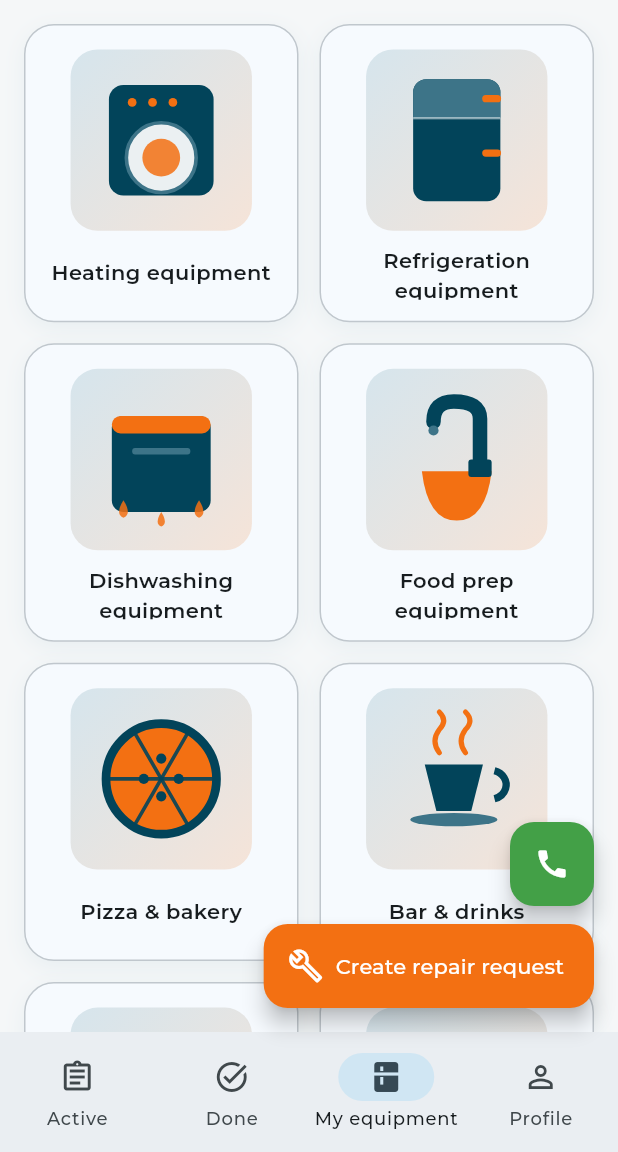
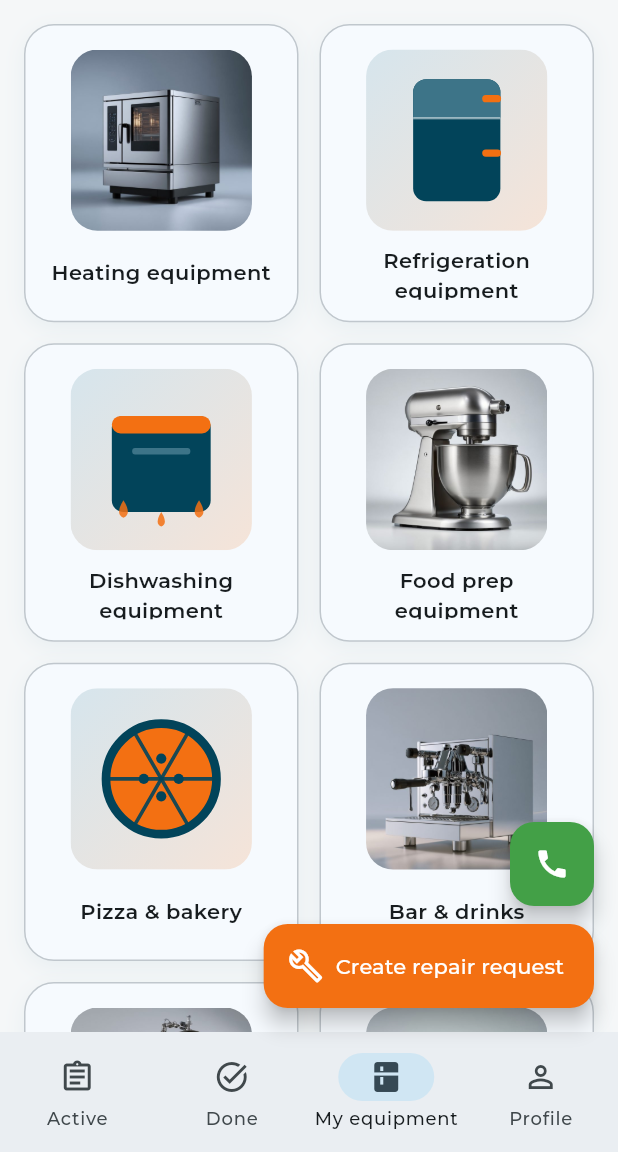
Before and after one commit to savvivs-droid/Project-service, a Flutter app: the ClientHomeScreen screen opened directly with empty values, on a phone screen of 412 x 824 dp, the part 84-1236 px from its top. Run offline on Flutter 3.47's test engine with Material 3 defaults, Android fonts, the phone set to English and light mode, and no system bars; our stand-ins replace firebase_core, firebase_messaging, flutter_dotenv, image_picker, shared_preferences, supabase_flutter and 1 more; accounts and stored records are empty; network calls fail.

Commit message:
Настоящие фото на плитках категорий (5 из 8)
Плитки категорий "Тепловое оборудование", "Оборудование для обработки
продуктов", "Бар и напитки", "Вода и водоподготовка" и "Другое"
показывают фото прибора вместо нарисованной иллюстрации — фото
предоставлены пользователем (AI-сгенерированные, единый стиль:
студийный свет, нейтральный фон), обрезаны в квадрат и сжаты под
плитку (640×640, JPEG). EquipmentGridTile.photoAsset — новый
опциональный параметр с приоритетом фото > иллюстрация > иконка.

Холодильное, посудомоечное оборудование и пицца/пекарня пока
остаются на иллюстрациях — фото для них пришлют отдельно.

Co-Authored-By: Claude Sonnet 5 <noreply@anthropic.com>
Claude-Session: https://claude.ai/code/session_01RmfCPiBqRaj7GbANaBjFbd

```diff
--- a/lib/core/widgets/equipment_grid_tile.dart
+++ b/lib/core/widgets/equipment_grid_tile.dart
@@ -14,6 +14,7 @@ class EquipmentGridTile extends StatelessWidget {
     required this.count,
     required this.onTap,
     this.illustration,
+    this.photoAsset,
   });
 
   final IconData icon;
@@ -22,9 +23,13 @@ class EquipmentGridTile extends StatelessWidget {
   final VoidCallback onTap;
 
   /// Нарисованная от руки иллюстрация (см. equipment_illustrations.dart)
-  /// — если задана, показывается вместо [icon]. Пока есть только для
-  /// категорий верхнего уровня.
+  /// — если задана и [photoAsset] не задан, показывается вместо [icon].
   final CustomPainter? illustration;
+
+  /// Путь к настоящему фото прибора (assets/equipment_categories/…) —
+  /// если задан, показывается вместо иллюстрации/иконки. Приоритет:
+  /// фото > иллюстрация > иконка.
+  final String? photoAsset;
 
   @override
   Widget build(BuildContext context) {
@@ -61,9 +66,12 @@ class EquipmentGridTile extends StatelessWidget {
                   child: Center(
                     child: AspectRatio(
                       aspectRatio: 1,
-                      child: DecoratedBox(
+                      child: ClipRRect(
+                        borderRadius: BorderRadius.circular(18),
+                        child: photoAsset != null
+                            ? Image.asset(photoAsset!, fit: BoxFit.cover)
+                            : DecoratedBox(
                                 decoration: BoxDecoration(
-                          borderRadius: BorderRadius.circular(18),
                                   gradient: LinearGradient(
                                     begin: Alignment.topLeft,
                                     end: Alignment.bottomRight,
@@ -86,6 +94,7 @@ class EquipmentGridTile extends StatelessWidget {
                                           icon,
                                           size: 44,
                                           color: colorScheme.primary,
+                                        ),
                                       ),
                               ),
                       ),
--- a/lib/features/home/client_home_screen.dart
+++ b/lib/features/home/client_home_screen.dart
@@ -600,6 +600,7 @@ class _ClientEquipmentTabState extends State<_ClientEquipmentTab> {
               return EquipmentGridTile(
                 icon: category.icon,
                 illustration: equipmentIllustrationFor(category),
+                photoAsset: category.photoAsset,
                 label: category.label(context),
                 count: countFor(category),
                 onTap: () => _openCategory(context, category),
--- a/pubspec.yaml
+++ b/pubspec.yaml
@@ -59,6 +59,7 @@ flutter:
     - assets/brand/logo_mark.png
     - assets/brand/logo_mark_white.png
     - assets/video/splash_intro.mp4
+    - assets/equipment_categories/
   fonts:
     # Montserrat (Google Fonts, OFL) — шрифт по Brand Book 2026,
     # см. assets/fonts/OFL.txt. Один вариативный файл покрывает весь
```
Also changed, not shown: lib/core/constants/equipment_icons.dart (+17 -0 lines), assets/equipment_categories/bar.jpg (added), assets/equipment_categories/food_prep.jpg (added), assets/equipment_categories/other.jpg (added), assets/equipment_categories/thermal.jpg (added), assets/equipment_categories/water.jpg (added). Lines whose indentation alone changed are shown as unchanged.
